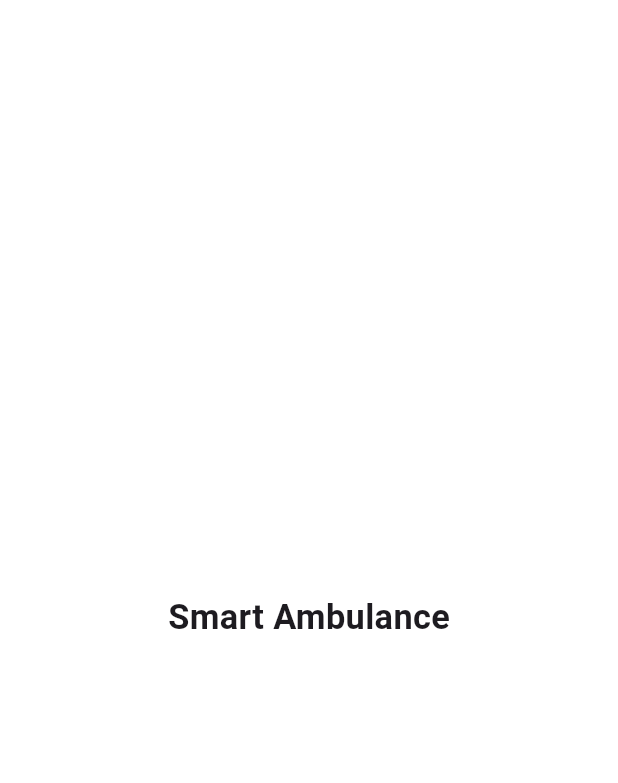
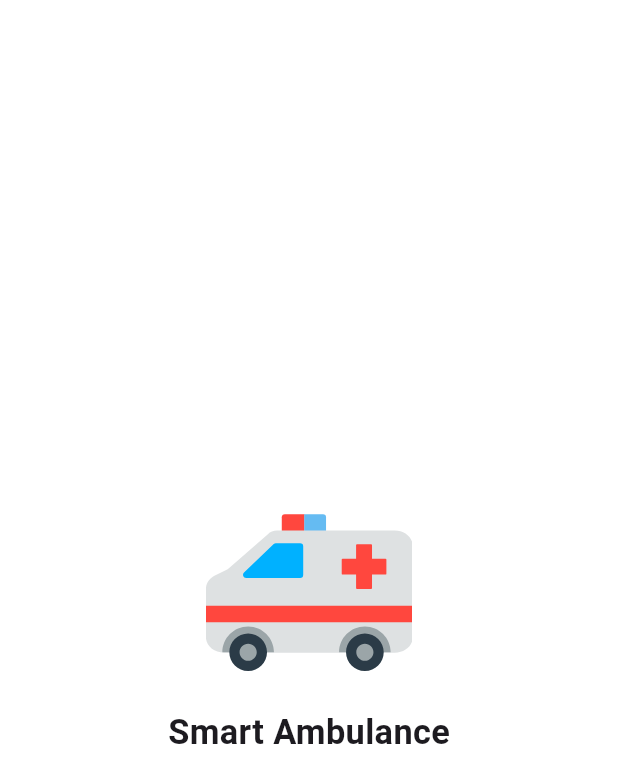
Before and after one commit to Imran200216/smart_ambulance_system, a Flutter app: the SplashView screen opened by its route, on a phone screen of 412 x 824 dp. Shown: the top 783 px of the screen. Run offline on Flutter 3.47's test engine with Material 3 defaults, Android fonts, the phone set to English and light mode, and no system bars; our stand-ins replace cached_network_image, cloud_firestore, firebase_auth, firebase_core, flutter_map, flutter_screenutil and 11 more; accounts and stored records are empty; network calls fail.

Commit message:
added the svg.

```diff
--- a/lib/features/splash/view/splash_view.dart
+++ b/lib/features/splash/view/splash_view.dart
@@ -1,7 +1,9 @@
 import 'package:flutter/material.dart';
 import 'package:flutter_screenutil/flutter_screenutil.dart';
+import 'package:flutter_svg/flutter_svg.dart';
 import 'package:go_router/go_router.dart';
 import 'package:hive/hive.dart';
+import 'package:smart_ambulance_system/gen/assets.gen.dart';
 
 class SplashView extends StatefulWidget {
   const SplashView({super.key});
@@ -13,7 +15,6 @@ class SplashView extends StatefulWidget {
 class _SplashViewState extends State<SplashView> {
   @override
   void initState() {
-    // TODO: implement initState
     super.initState();
     navigateToNextScreen(context);
   }
@@ -49,17 +50,23 @@ class _SplashViewState extends State<SplashView> {
       child: Scaffold(
         body: Center(
           child: Column(
+            spacing: 10,
             mainAxisAlignment: MainAxisAlignment.center,
+            crossAxisAlignment: CrossAxisAlignment.center,
             children: [
-              Spacer(),
+              // SAS Logo
+              SvgPicture.asset(
+                Assets.icon.svg.splash,
+                height: 120.h,
+                width: 120.w,
+                fit: BoxFit.cover,
+              ),
 
               // Logo text
               Text(
                 "Smart Ambulance",
                 style: TextStyle(fontWeight: FontWeight.w600, fontSize: 20.sp),
               ),
-
-              Spacer(),
             ],
           ),
         ),
--- a/lib/gen/assets.gen.dart
+++ b/lib/gen/assets.gen.dart
@@ -63,6 +63,9 @@ class $AssetsIconSvgGen {
   /// File path: assets/icon/svg/password.svg
   String get password => 'assets/icon/svg/password.svg';
 
+  /// File path: assets/icon/svg/splash.svg
+  String get splash => 'assets/icon/svg/splash.svg';
+
   /// List of all assets
   List<String> get values => [
     call,
@@ -73,6 +76,7 @@ class $AssetsIconSvgGen {
     email,
     login,
     password,
+    splash,
   ];
 }
 
```
Also changed, not shown: assets/icon/svg/splash.svg (added), pubspec.lock.
